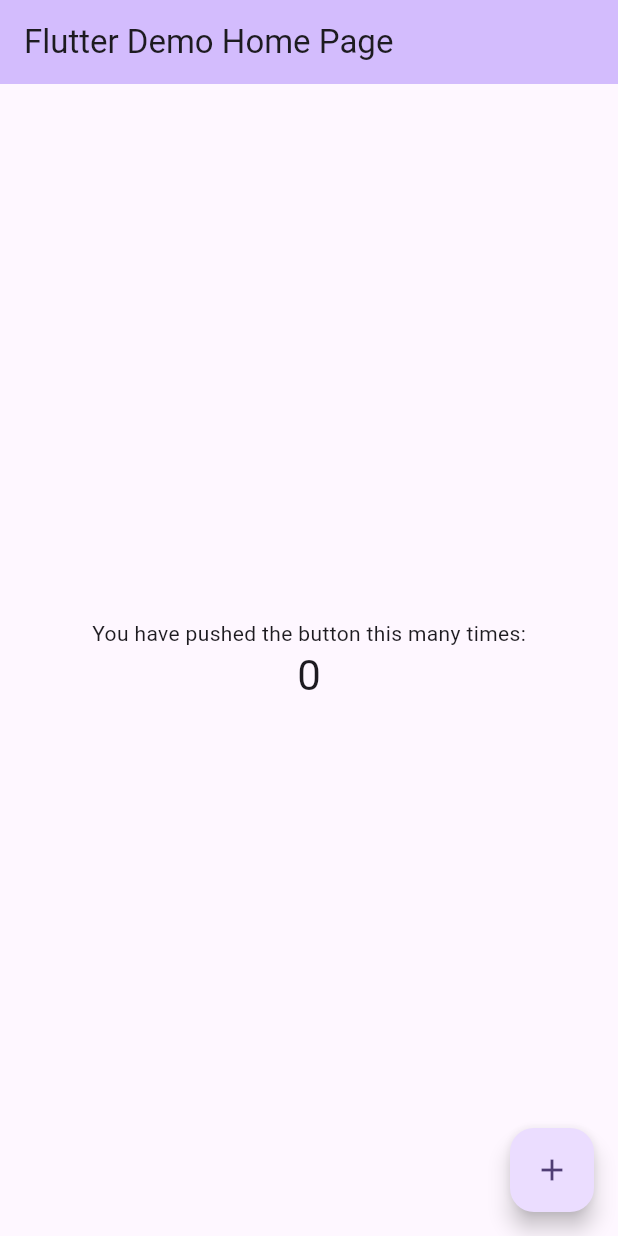
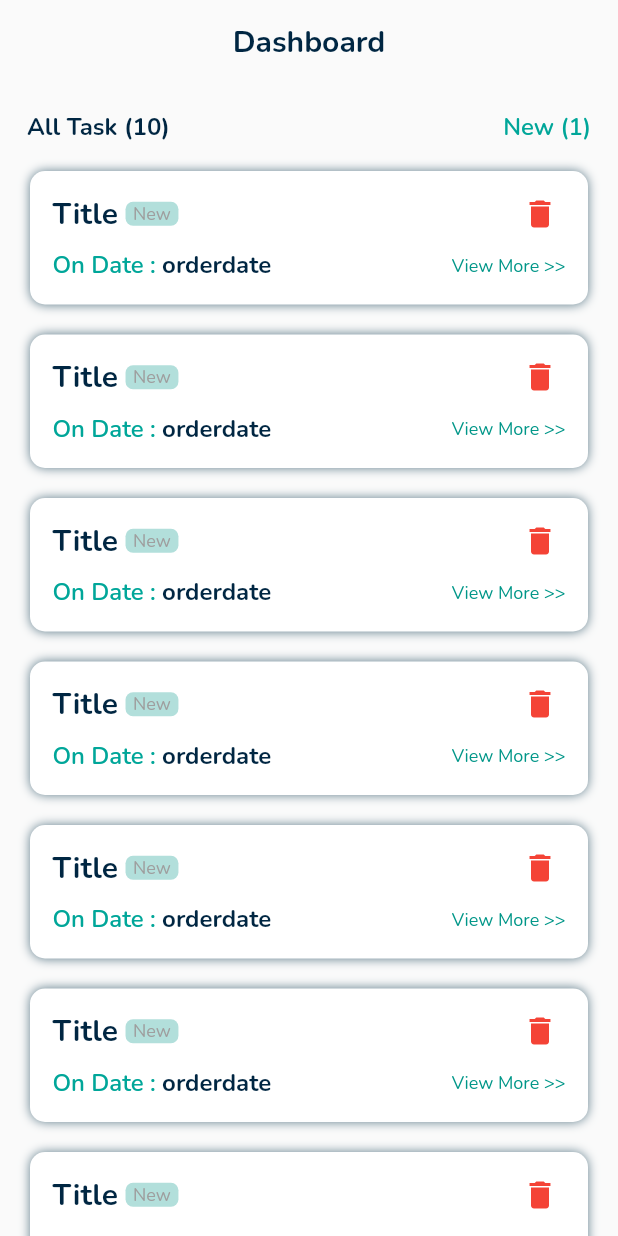
Before and after one commit to Nihalcm/rgc_dynamics, a Flutter app: the screen it shows after launch, on a phone screen of 412 x 824 dp. Run offline on Flutter 3.47's test engine with Material 2 defaults, Android fonts, the phone set to English and light mode, and no system bars; our stand-ins replace google_fonts.

Commit message:
dashboard

```diff
--- a/lib/main.dart
+++ b/lib/main.dart
@@ -1,4 +1,6 @@
 import 'package:flutter/material.dart';
+import 'package:google_fonts/google_fonts.dart';
+import 'package:rgc_dynamics/screens/dashboard.dart';
 
 void main() {
   runApp(const MyApp());
@@ -10,116 +12,13 @@ class MyApp extends StatelessWidget {
   // This widget is the root of your application.
   @override
   Widget build(BuildContext context) {
-    return MaterialApp(
-      title: 'Flutter Demo',
-      theme: ThemeData(
-        // This is the theme of your application.
-        //
-        // TRY THIS: Try running your application with "flutter run". You'll see
-        // the application has a blue toolbar. Then, without quitting the app,
-        // try changing the seedColor in the colorScheme below to Colors.green
-        // and then invoke "hot reload" (save your changes or press the "hot
-        // reload" button in a Flutter-supported IDE, or press "r" if you used
-        // the command line to start the app).
-        //
-        // Notice that the counter didn't reset back to zero; the application
-        // state is not lost during the reload. To reset the state, use hot
-        // restart instead.
-        //
-        // This works for code too, not just values: Most code changes can be
-        // tested with just a hot reload.
-        colorScheme: ColorScheme.fromSeed(seedColor: Colors.deepPurple),
-        useMaterial3: true,
-      ),
-      home: const MyHomePage(title: 'Flutter Demo Home Page'),
+    return MaterialApp(theme: ThemeData(
+        primaryColor: Color(0xFF002642),
+        focusColor: Color(0xFF00A699),
+        textTheme: TextTheme(headlineMedium:GoogleFonts.nunito(color:Color(0xFF002642),fontWeight:FontWeight.w700,fontSize: 16),
+            headlineLarge:GoogleFonts.nunito(color:Color(0xFF002642),fontWeight:FontWeight.w700,fontSize: 20),
+            titleMedium:GoogleFonts.nunito(color: Color(0xFF00A699),fontWeight:FontWeight.w600,fontSize: 16),) ),
+    home: Dashboard(),
     );
   }
 }
-
-class MyHomePage extends StatefulWidget {
-  const MyHomePage({super.key, required this.title});
-
-  // This widget is the home page of your application. It is stateful, meaning
-  // that it has a State object (defined below) that contains fields that affect
-  // how it looks.
-
-  // This class is the configuration for the state. It holds the values (in this
-  // case the title) provided by the parent (in this case the App widget) and
-  // used by the build method of the State. Fields in a Widget subclass are
-  // always marked "final".
-
-  final String title;
-
-  @override
-  State<MyHomePage> createState() => _MyHomePageState();
-}
-
-class _MyHomePageState extends State<MyHomePage> {
-  int _counter = 0;
-
-  void _incrementCounter() {
-    setState(() {
-      // This call to setState tells the Flutter framework that something has
-      // changed in this State, which causes it to rerun the build method below
-      // so that the display can reflect the updated values. If we changed
-      // _counter without calling setState(), then the build method would not be
-      // called again, and so nothing would appear to happen.
-      _counter++;
-    });
-  }
-
-  @override
-  Widget build(BuildContext context) {
-    // This method is rerun every time setState is called, for instance as done
-    // by the _incrementCounter method above.
-    //
-    // The Flutter framework has been optimized to make rerunning build methods
-    // fast, so that you can just rebuild anything that needs updating rather
-    // than having to individually change instances of widgets.
-    return Scaffold(
-      appBar: AppBar(
-        // TRY THIS: Try changing the color here to a specific color (to
-        // Colors.amber, perhaps?) and trigger a hot reload to see the AppBar
-        // change color while the other colors stay the same.
-        backgroundColor: Theme.of(context).colorScheme.inversePrimary,
-        // Here we take the value from the MyHomePage object that was created by
-        // the App.build method, and use it to set our appbar title.
-        title: Text(widget.title),
-      ),
-      body: Center(
-        // Center is a layout widget. It takes a single child and positions it
-        // in the middle of the parent.
-        child: Column(
-          // Column is also a layout widget. It takes a list of children and
-          // arranges them vertically. By default, it sizes itself to fit its
-          // children horizontally, and tries to be as tall as its parent.
-          //
-          // Column has various properties to control how it sizes itself and
-          // how it positions its children. Here we use mainAxisAlignment to
-          // center the children vertically; the main axis here is the vertical
-          // axis because Columns are vertical (the cross axis would be
-          // horizontal).
-          //
-          // TRY THIS: Invoke "debug painting" (choose the "Toggle Debug Paint"
-          // action in the IDE, or press "p" in the console), to see the
-          // wireframe for each widget.
-          mainAxisAlignment: MainAxisAlignment.center,
-          children: <Widget>[
-            const Text(
-              'You have pushed the button this many times:',
-            ),
-            Text(
-              '$_counter',
-              style: Theme.of(context).textTheme.headlineMedium,
-            ),
-          ],
-        ),
-      ),
-      floatingActionButton: FloatingActionButton(
-        onPressed: _incrementCounter,
-        tooltip: 'Increment',
-        child: const Icon(Icons.add),
-      ), // This trailing comma makes auto-formatting nicer for build methods.
-    );
-  }
-}
--- /dev/null
+++ b/lib/screens/dashboard.dart
@@ -0,0 +1,50 @@
+import 'package:flutter/material.dart';
+import 'package:google_fonts/google_fonts.dart';
+import 'package:rgc_dynamics/screens/task/all_task.dart';
+
+class Dashboard extends StatefulWidget {
+  const Dashboard({Key? key}) : super(key: key);
+
+  @override
+  State<Dashboard> createState() => _DashboardState();
+}
+
+class _DashboardState extends State<Dashboard> {
+  @override
+  Widget build(BuildContext context) {
+    var size = MediaQuery.of(context).size;
+    return Scaffold(
+      appBar: AppBar(
+        centerTitle: true,
+        title: Text(
+          'Dashboard',
+          style: Theme.of(context).textTheme.headlineLarge,
+        ),
+        elevation: 0,
+        backgroundColor: Colors.transparent,
+      ),
+      body: SingleChildScrollView(
+        child: Padding(
+          padding: const EdgeInsets.all(10.0),
+          child: Column(children: [
+            Padding(
+              padding: const EdgeInsets.all(8.0),
+              child: Row(
+                children: [
+                  Text("All Task (10)",
+                      style: Theme.of(context).textTheme.headlineMedium),
+                  Spacer(),
+                  Text(
+                    "New (1)",
+                    style: Theme.of(context).textTheme.titleMedium,
+                  )
+                ],
+              ),
+            ),
+           AllTask()
+          ]),
+        ),
+      ),
+    );
+  }
+}
--- /dev/null
+++ b/lib/screens/task/all_task.dart
@@ -0,0 +1,108 @@
+import 'package:flutter/material.dart';
+import 'package:google_fonts/google_fonts.dart';
+
+class AllTask extends StatefulWidget {
+  const AllTask({Key? key}) : super(key: key);
+
+  @override
+  State<AllTask> createState() => _AllTaskState();
+}
+
+class _AllTaskState extends State<AllTask> {
+  @override
+  Widget build(BuildContext context) {
+    var size=MediaQuery.of(context).size;
+    return   ListView.builder(
+      physics: NeverScrollableScrollPhysics(),
+      itemCount: 10,
+      shrinkWrap: true,
+      scrollDirection: Axis.vertical,
+      itemBuilder: (context, index) {
+        return Padding(
+          padding: const EdgeInsets.all(10.0),
+          child: InkWell(
+            onTap: () {
+              // Navigator.push(context, MaterialPageRoute(builder: (context) => DriverOrderDetails(),));
+            },
+            child: Container(
+              width: size.width,
+              decoration: BoxDecoration(
+                  boxShadow: [
+                    BoxShadow(color: Colors.blueGrey, blurRadius: 5)
+                  ],
+                  color: Colors.white,
+                  borderRadius: BorderRadius.circular(10)),
+              child: Padding(
+                padding: const EdgeInsets.all(15.0),
+                child: Column(
+                  mainAxisAlignment: MainAxisAlignment.center,
+                  crossAxisAlignment: CrossAxisAlignment.start,
+                  children: [
+                    Row(
+                      children: [
+                        Text(
+                          "Title",
+                          style:
+                          Theme.of(context).textTheme.headlineLarge,
+                        ),
+                        SizedBox(
+                          width: 5,
+                        ),
+                        Container(
+                          decoration: BoxDecoration(
+                            borderRadius: BorderRadius.circular(5),
+                            color: Colors.teal.shade100,
+                          ),
+                          child: Padding(
+                            padding: const EdgeInsets.only(
+                                left: 5, right: 5),
+                            child: Text(
+                              'New',
+                              style: GoogleFonts.nunito(
+                                  color: Colors.grey, fontSize: 12),
+                            ),
+                          ),
+                        ),
+                        Spacer(),
+                        Icon(
+                          Icons.delete,
+                          color: Colors.red,
+                        ),
+                        SizedBox(
+                          width: 5,
+                        ),
+                      ],
+                    ),
+                    SizedBox(
+                      height: 10,
+                    ),
+                    Row(
+                      children: [
+                        Text('On Date : ',
+                            style: Theme.of(context)
+                                .textTheme
+                                .titleMedium),
+                        Text(
+                          "orderdate",
+                          style: Theme.of(context)
+                              .textTheme
+                              .headlineMedium,
+                        ),
+                        Spacer(),
+                        Text(
+                          'View More >>',
+                          style: GoogleFonts.nunito(
+                              color: Colors.teal, fontSize: 12),
+                        )
+                      ],
+                    ),
+                  ],
+                ),
+              ),
+            ),
+          ),
+        );
+      },
+    );
+  }
+}
--- /dev/null
+++ b/lib/screens/task/task_details.dart
@@ -0,0 +1,17 @@
+import 'package:flutter/material.dart';
+
+class TaskDetails extends StatefulWidget {
+  const TaskDetails({Key? key}) : super(key: key);
+
+  @override
+  State<TaskDetails> createState() => _TaskDetailsState();
+}
+
+class _TaskDetailsState extends State<TaskDetails> {
+  @override
+  Widget build(BuildContext context) {
+    return Scaffold(appBar: AppBar(),body: Column(
+
+    ),);
+  }
+}
--- a/pubspec.yaml
+++ b/pubspec.yaml
@@ -35,6 +35,7 @@ dependencies:
   # The following adds the Cupertino Icons font to your application.
   # Use with the CupertinoIcons class for iOS style icons.
   cupertino_icons: ^1.0.2
+  google_fonts:
 
 dev_dependencies:
   flutter_test:
```
Also changed, not shown: lib/screens/task/task_creation.dart (added), pubspec.lock.
